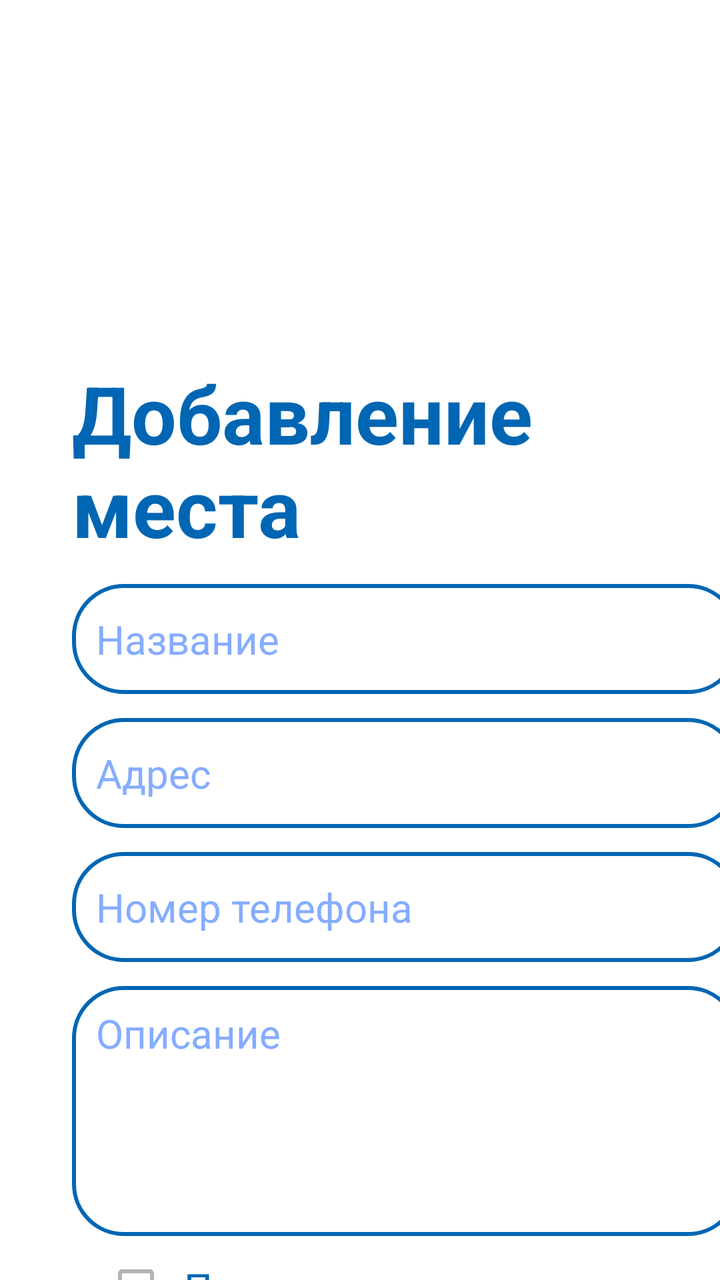
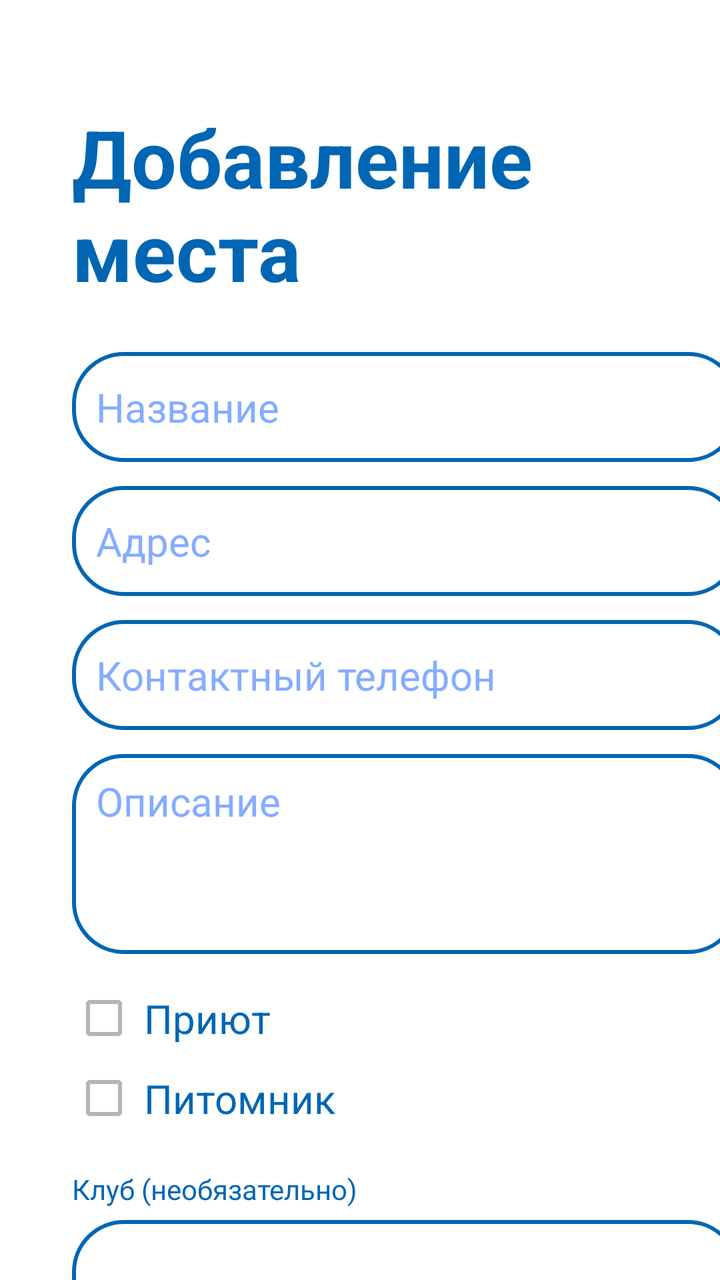

The first picture is an Android layout as it rendered before a commit; the second is the same layout after the commit. The layout source and the unified diff follow.
<!-- AndroidManifest.xml: application theme Theme.VetUslugi -->
<!-- res/layout/fragment_add_place.xml -->
<?xml version="1.0" encoding="utf-8"?>
<androidx.constraintlayout.widget.ConstraintLayout xmlns:android="http://schemas.android.com/apk/res/android"
    xmlns:app="http://schemas.android.com/apk/res-auto"
    xmlns:tools="http://schemas.android.com/tools"
    android:layout_width="match_parent"
    android:layout_height="match_parent">

    <TextView
        android:id="@+id/textView11"
        android:layout_width="wrap_content"
        android:layout_height="wrap_content"
        android:layout_marginStart="36dp"
        android:layout_marginTop="180dp"
        android:text="Добавление\nместа"
        android:textColor="@color/blue"
        android:textSize="40dp"
        android:textStyle="bold"
        app:layout_constraintStart_toStartOf="parent"
        app:layout_constraintTop_toTopOf="parent" />

    <EditText
        android:id="@+id/etNameNewPlace"
        android:layout_width="334dp"
        android:layout_height="55dp"
        android:layout_marginTop="12dp"
        android:ems="10"
        android:hint="Название"
        android:inputType="text"
        app:layout_constraintStart_toStartOf="@+id/textView11"
        app:layout_constraintTop_toBottomOf="@+id/textView11" />

    <EditText
        android:id="@+id/etAddressNewPlace"
        android:layout_width="334dp"
        android:layout_height="55dp"
        android:layout_marginTop="12dp"
        android:ems="10"
        android:hint="Адрес"
        android:inputType="text"
        app:layout_constraintStart_toStartOf="@+id/etNameNewPlace"
        app:layout_constraintTop_toBottomOf="@+id/etNameNewPlace" />

    <EditText
        android:id="@+id/etPhoneNewPlace"
        android:layout_width="334dp"
        android:layout_height="55dp"
        android:layout_marginTop="12dp"
        android:ems="10"
        android:hint="Номер телефона"
        android:inputType="phone"
        app:layout_constraintStart_toStartOf="@+id/etAddressNewPlace"
        app:layout_constraintTop_toBottomOf="@+id/etAddressNewPlace" />

    <EditText
        android:id="@+id/etDescNewPlace"
        android:layout_width="334dp"
        android:layout_height="125dp"
        android:layout_marginTop="12dp"
        android:ems="10"
        android:gravity="start"
        android:hint="Описание"
        android:inputType="textEmailAddress"
        app:layout_constraintStart_toStartOf="@+id/etPhoneNewPlace"
        app:layout_constraintTop_toBottomOf="@+id/etPhoneNewPlace" />

    <Button
        android:id="@+id/btnAddNewPlace"
        android:layout_width="334dp"
        android:layout_height="55dp"
        android:layout_marginTop="104dp"
        android:text="Добавить место"
        app:layout_constraintEnd_toEndOf="@+id/etDescNewPlace"
        app:layout_constraintHorizontal_bias="0.0"
        app:layout_constraintStart_toStartOf="@+id/etDescNewPlace"
        app:layout_constraintTop_toBottomOf="@+id/etDescNewPlace" />

    <TextView
        android:id="@+id/tvIsShelter"
        android:layout_width="wrap_content"
        android:layout_height="wrap_content"
        android:layout_marginStart="56dp"
        android:layout_marginTop="12dp"
        android:text="Приют"
        android:textColor="@color/blue"
        app:layout_constraintStart_toStartOf="@+id/etDescNewPlace"
        app:layout_constraintTop_toBottomOf="@+id/etDescNewPlace" />

    <androidx.appcompat.widget.AppCompatCheckBox
        android:id="@+id/cbShelter"
        android:layout_width="wrap_content"
        android:layout_height="wrap_content"
        android:layout_marginEnd="8dp"
        app:layout_constraintBottom_toBottomOf="@+id/tvIsShelter"
        app:layout_constraintEnd_toStartOf="@+id/tvIsShelter"
        app:layout_constraintTop_toTopOf="@+id/tvIsShelter"
        app:layout_constraintVertical_bias="0.476" />

    <TextView
        android:id="@+id/tvIsNursery"
        android:layout_width="wrap_content"
        android:layout_height="wrap_content"
        android:layout_marginTop="24dp"
        android:text="Питомник"
        android:textColor="@color/blue"
        app:layout_constraintEnd_toEndOf="@+id/tvIsShelter"
        app:layout_constraintHorizontal_bias="0.0"
        app:layout_constraintStart_toStartOf="@+id/tvIsShelter"
        app:layout_constraintTop_toBottomOf="@+id/tvIsShelter" />

    <androidx.appcompat.widget.AppCompatCheckBox
        android:id="@+id/cbNursery"
        android:layout_width="wrap_content"
        android:layout_height="wrap_content"
        android:layout_marginEnd="8dp"
        app:layout_constraintBottom_toBottomOf="@+id/tvIsNursery"
        app:layout_constraintEnd_toStartOf="@+id/tvIsNursery"
        app:layout_constraintTop_toTopOf="@+id/tvIsNursery"
        app:layout_constraintVertical_bias="0.476" />

    <ProgressBar
        android:id="@+id/progressBar"
        style="?android:attr/progressBarStyleLarge"
        android:layout_width="wrap_content"
        android:layout_height="wrap_content"
        android:layout_gravity="center"
        android:background="@android:color/transparent"
        android:indeterminate="true"
        android:indeterminateTint="@color/blue"
        android:visibility="gone"
        app:layout_constraintBottom_toBottomOf="parent"
        app:layout_constraintEnd_toEndOf="parent"
        app:layout_constraintHorizontal_bias="0.5"
        app:layout_constraintStart_toStartOf="parent"
        app:layout_constraintTop_toTopOf="parent"
        app:layout_constraintVertical_bias="0.5" />

</androidx.constraintlayout.widget.ConstraintLayout>
<!-- resources referenced by this layout -->
<resources>
  <color name="blue">#0066B3</color>
  <style name="Theme.VetUslugi" parent="Base.Theme.VetUslugi" />
  <style name="Base.Theme.VetUslugi" parent="Theme.Material3.DayNight.NoActionBar">
  
          <item name="materialButtonStyle">@style/Button</item>
          <item name="android:textViewStyle">@style/TextView</item>
          <item name="editTextStyle">@style/EditText</item>
          <item name="checkboxStyle">@style/BlueCheckBoxStyle</item>
  
          <item name="android:background">@color/white</item>
          <item name="colorPrimary">@color/black</item>
      </style>
  <style name="Button" parent="Widget.Material3.Button">
          <item name="shapeAppearanceOverlay">@style/ShapeAppearance.VetUslugi.Button</item>
          <item name="backgroundTint">@android:color/white</item>
          <item name="strokeColor">@color/blue</item>
          <item name="strokeWidth">2dp</item>
          <item name="android:textColor">@color/blue</item>
          <item name="android:textSize">20sp</item>
      </style>
  <style name="TextView" parent="android:Widget.TextView">
          <item name="android:textSize">20sp</item>
          <item name="android:textColor">@color/black</item>
      </style>
  <style name="EditText" parent="android:Widget.EditText">
          <item name="android:textColorHint">@color/light_blue</item>
          <item name="android:textSize">20sp</item>
          <item name="android:textColor">@color/blue</item>
          <item name="android:background">@drawable/rounded_corners</item>
      </style>
  <style name="BlueCheckBoxStyle" parent="Widget.AppCompat.CompoundButton.CheckBox">
          <item name="android:buttonTint">@color/checkbox_blue_tint</item>
      </style>
  <color name="white">#FFFFFF</color>
  <color name="black">#000000</color>
  <style name="ShapeAppearance.VetUslugi.Button" parent="ShapeAppearance.MaterialComponents.SmallComponent">
          <item name="cornerFamily">rounded</item>
          <item name="cornerSize">8dp</item>
      </style>
  <color name="light_blue">#85ACFF</color>
  <!-- drawable rounded_corners (drawable) -->
  <?xml version="1.0" encoding="utf-8"?>
  <selector xmlns:android="http://schemas.android.com/apk/res/android">
  
      <item android:state_pressed="true" android:state_focused="true">
          <shape>
              <solid android:color="?android:attr/background"/>
              <stroke android:width="2dp" android:color="@color/blue" />
              <corners android:radius="25dp" />
              <padding
                  android:left="12dp"
                  android:top="10dp"
                  android:right="12dp"
                  android:bottom="10dp"/>
          </shape>
      </item>
  
      <item android:state_focused="true">
          <shape>
              <solid android:color="?android:attr/background"/>
              <stroke android:width="2dp" android:color="@color/blue" />
              <corners android:radius="25dp" />
              <padding
                  android:left="12dp"
                  android:top="10dp"
                  android:right="12dp"
                  android:bottom="10dp"/>
          </shape>
      </item>
  
      <item>
          <shape>
              <solid android:color="?android:attr/background"/>
              <stroke android:width="2dp" android:color="@color/blue" />
              <corners android:radius="25dp" />
              <padding
                  android:left="12dp"
                  android:top="10dp"
                  android:right="12dp"
                  android:bottom="10dp"/>
          </shape>
      </item>
  
  </selector>
</resources>

<!-- the commit's change to res/layout/fragment_add_place.xml (unified diff, before → after) -->
@@ -1,7 +1,6 @@
 <?xml version="1.0" encoding="utf-8"?>
 <androidx.constraintlayout.widget.ConstraintLayout xmlns:android="http://schemas.android.com/apk/res/android"
     xmlns:app="http://schemas.android.com/apk/res-auto"
-    xmlns:tools="http://schemas.android.com/tools"
     android:layout_width="match_parent"
     android:layout_height="match_parent">
 
@@ -10,10 +9,10 @@
         android:layout_width="wrap_content"
         android:layout_height="wrap_content"
         android:layout_marginStart="36dp"
-        android:layout_marginTop="180dp"
+        android:layout_marginTop="52dp"
         android:text="Добавление\nместа"
         android:textColor="@color/blue"
-        android:textSize="40dp"
+        android:textSize="40sp"
         android:textStyle="bold"
         app:layout_constraintStart_toStartOf="parent"
         app:layout_constraintTop_toTopOf="parent" />
@@ -22,8 +21,7 @@
         android:id="@+id/etNameNewPlace"
         android:layout_width="334dp"
         android:layout_height="55dp"
-        android:layout_marginTop="12dp"
-        android:ems="10"
+        android:layout_marginTop="24dp"
         android:hint="Название"
         android:inputType="text"
         app:layout_constraintStart_toStartOf="@+id/textView11"
@@ -34,7 +32,6 @@
         android:layout_width="334dp"
         android:layout_height="55dp"
         android:layout_marginTop="12dp"
-        android:ems="10"
         android:hint="Адрес"
         android:inputType="text"
         app:layout_constraintStart_toStartOf="@+id/etNameNewPlace"
@@ -45,8 +42,7 @@
         android:layout_width="334dp"
         android:layout_height="55dp"
         android:layout_marginTop="12dp"
-        android:ems="10"
-        android:hint="Номер телефона"
+        android:hint="Контактный телефон"
         android:inputType="phone"
         app:layout_constraintStart_toStartOf="@+id/etAddressNewPlace"
         app:layout_constraintTop_toBottomOf="@+id/etAddressNewPlace" />
@@ -54,23 +50,20 @@
     <EditText
         android:id="@+id/etDescNewPlace"
         android:layout_width="334dp"
-        android:layout_height="125dp"
+        android:layout_height="100dp"
         android:layout_marginTop="12dp"
-        android:ems="10"
-        android:gravity="start"
+        android:gravity="start|top"
         android:hint="Описание"
-        android:inputType="textEmailAddress"
+        android:inputType="textMultiLine"
         app:layout_constraintStart_toStartOf="@+id/etPhoneNewPlace"
         app:layout_constraintTop_toBottomOf="@+id/etPhoneNewPlace" />
 
-    <Button
-        android:id="@+id/btnAddNewPlace"
-        android:layout_width="334dp"
-        android:layout_height="55dp"
-        android:layout_marginTop="104dp"
-        android:text="Добавить место"
-        app:layout_constraintEnd_toEndOf="@+id/etDescNewPlace"
-        app:layout_constraintHorizontal_bias="0.0"
+    
+    <androidx.appcompat.widget.AppCompatCheckBox
+        android:id="@+id/cbShelter"
+        android:layout_width="wrap_content"
+        android:layout_height="wrap_content"
+        android:layout_marginTop="16dp"
         app:layout_constraintStart_toStartOf="@+id/etDescNewPlace"
         app:layout_constraintTop_toBottomOf="@+id/etDescNewPlace" />
 
@@ -78,60 +71,76 @@
         android:id="@+id/tvIsShelter"
         android:layout_width="wrap_content"
         android:layout_height="wrap_content"
-        android:layout_marginStart="56dp"
-        android:layout_marginTop="12dp"
+        android:layout_marginStart="4dp"
         android:text="Приют"
         android:textColor="@color/blue"
-        app:layout_constraintStart_toStartOf="@+id/etDescNewPlace"
-        app:layout_constraintTop_toBottomOf="@+id/etDescNewPlace" />
+        app:layout_constraintBottom_toBottomOf="@+id/cbShelter"
+        app:layout_constraintStart_toEndOf="@+id/cbShelter"
+        app:layout_constraintTop_toTopOf="@+id/cbShelter" />
 
     <androidx.appcompat.widget.AppCompatCheckBox
-        android:id="@+id/cbShelter"
+        android:id="@+id/cbNursery"
         android:layout_width="wrap_content"
         android:layout_height="wrap_content"
-        android:layout_marginEnd="8dp"
-        app:layout_constraintBottom_toBottomOf="@+id/tvIsShelter"
-        app:layout_constraintEnd_toStartOf="@+id/tvIsShelter"
-        app:layout_constraintTop_toTopOf="@+id/tvIsShelter"
-        app:layout_constraintVertical_bias="0.476" />
+        android:layout_marginTop="8dp"
+        app:layout_constraintStart_toStartOf="@+id/cbShelter"
+        app:layout_constraintTop_toBottomOf="@+id/cbShelter" />
 
     <TextView
         android:id="@+id/tvIsNursery"
         android:layout_width="wrap_content"
         android:layout_height="wrap_content"
-        android:layout_marginTop="24dp"
+        android:layout_marginStart="4dp"
         android:text="Питомник"
         android:textColor="@color/blue"
-        app:layout_constraintEnd_toEndOf="@+id/tvIsShelter"
-        app:layout_constraintHorizontal_bias="0.0"
-        app:layout_constraintStart_toStartOf="@+id/tvIsShelter"
-        app:layout_constraintTop_toBottomOf="@+id/tvIsShelter" />
+        app:layout_constraintBottom_toBottomOf="@+id/cbNursery"
+        app:layout_constraintStart_toEndOf="@+id/cbNursery"
+        app:layout_constraintTop_toTopOf="@+id/cbNursery" />
 
-    <androidx.appcompat.widget.AppCompatCheckBox
-        android:id="@+id/cbNursery"
+    
+    <TextView
+        android:id="@+id/tvClubLabel"
         android:layout_width="wrap_content"
         android:layout_height="wrap_content"
-        android:layout_marginEnd="8dp"
-        app:layout_constraintBottom_toBottomOf="@+id/tvIsNursery"
-        app:layout_constraintEnd_toStartOf="@+id/tvIsNursery"
-        app:layout_constraintTop_toTopOf="@+id/tvIsNursery"
-        app:layout_constraintVertical_bias="0.476" />
+        android:layout_marginTop="20dp"
+        android:text="Клуб (необязательно)"
+        android:textColor="@color/blue"
+        android:textSize="14sp"
+        app:layout_constraintStart_toStartOf="@+id/cbNursery"
+        app:layout_constraintTop_toBottomOf="@+id/cbNursery" />
+
+    <Spinner
+        android:id="@+id/spinnerClub"
+        android:layout_width="334dp"
+        android:layout_height="55dp"
+        android:layout_marginTop="6dp"
+        android:background="@drawable/rounded_corners"
+        android:paddingStart="12dp"
+        android:paddingEnd="12dp"
+        app:layout_constraintStart_toStartOf="@+id/tvClubLabel"
+        app:layout_constraintTop_toBottomOf="@+id/tvClubLabel" />
+
+    <Button
+        android:id="@+id/btnAddNewPlace"
+        android:layout_width="334dp"
+        android:layout_height="55dp"
+        android:layout_marginTop="20dp"
+        android:text="Добавить место"
+        app:layout_constraintStart_toStartOf="@+id/spinnerClub"
+        app:layout_constraintTop_toBottomOf="@+id/spinnerClub" />
 
     <ProgressBar
         android:id="@+id/progressBar"
         style="?android:attr/progressBarStyleLarge"
         android:layout_width="wrap_content"
         android:layout_height="wrap_content"
-        android:layout_gravity="center"
         android:background="@android:color/transparent"
         android:indeterminate="true"
         android:indeterminateTint="@color/blue"
         android:visibility="gone"
         app:layout_constraintBottom_toBottomOf="parent"
         app:layout_constraintEnd_toEndOf="parent"
-        app:layout_constraintHorizontal_bias="0.5"
         app:layout_constraintStart_toStartOf="parent"
-        app:layout_constraintTop_toTopOf="parent"
-        app:layout_constraintVertical_bias="0.5" />
+        app:layout_constraintTop_toTopOf="parent" />
 
 </androidx.constraintlayout.widget.ConstraintLayout>
